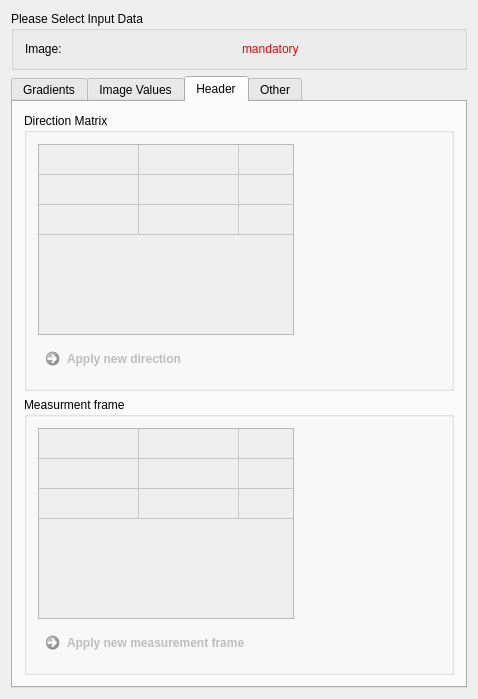
Old version of the form Plugins/org.mitk.gui.qt.diffusionimaging/src/internal/QmitkPreprocessingViewControls.ui in the repository MITK/MITK.
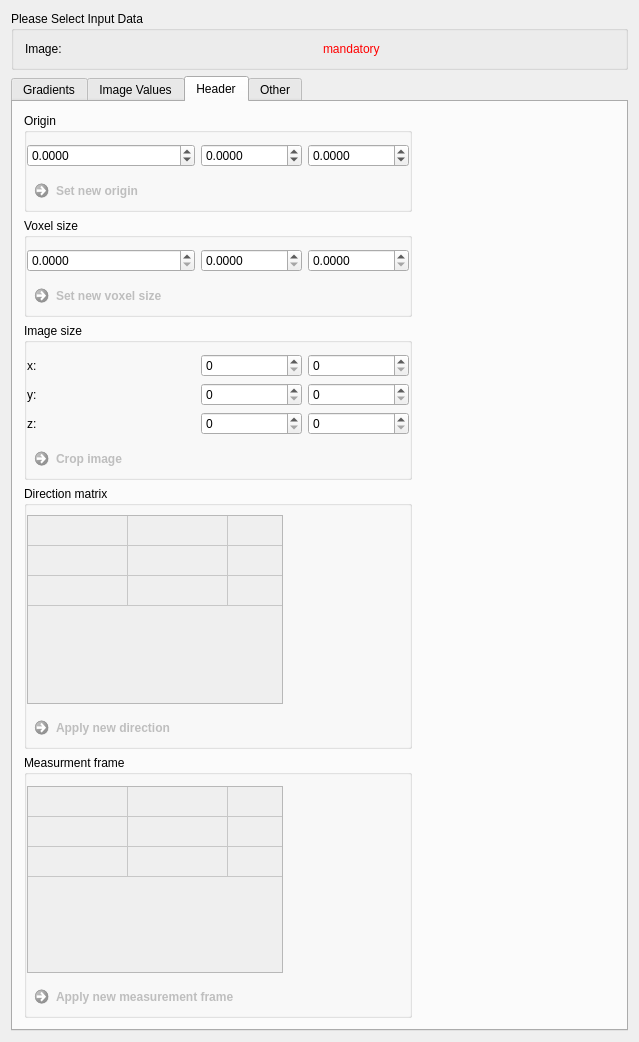
New version of the form. The open tabs and pages were chosen to show the change. Custom widgets are drawn as their Qt base class.

Commit message: added image cropping

The edit to the form file:
```diff
--- a/Plugins/org.mitk.gui.qt.diffusionimaging/src/internal/QmitkPreprocessingViewControls.ui
+++ b/Plugins/org.mitk.gui.qt.diffusionimaging/src/internal/QmitkPreprocessingViewControls.ui
@@ -6,8 +6,8 @@
    <rect>
     <x>0</x>
     <y>0</y>
-    <width>478</width>
-    <height>679</height>
+    <width>639</width>
+    <height>1030</height>
    </rect>
   </property>
   <property name="minimumSize">
@@ -739,7 +739,97 @@
        <string>Header</string>
       </attribute>
       <layout class="QGridLayout" name="gridLayout_7">
-       <item row="1" column="0">
+       <item row="2" column="1">
+        <spacer name="horizontalSpacer_3">
+         <property name="orientation">
+          <enum>Qt::Horizontal</enum>
+         </property>
+         <property name="sizeHint" stdset="0">
+          <size>
+           <width>40</width>
+           <height>20</height>
+          </size>
+         </property>
+        </spacer>
+       </item>
+       <item row="2" column="0">
+        <widget class="QGroupBox" name="groupBox_3">
+         <property name="title">
+          <string>Voxel size</string>
+         </property>
+         <layout class="QGridLayout" name="gridLayout_16">
+          <property name="leftMargin">
+           <number>0</number>
+          </property>
+          <property name="rightMargin">
+           <number>0</number>
+          </property>
+          <property name="bottomMargin">
+           <number>0</number>
+          </property>
+          <item row="0" column="0">
+           <widget class="QDoubleSpinBox" name="m_HeaderSpacingX">
+            <property name="decimals">
+             <number>4</number>
+            </property>
+           </widget>
+          </item>
+          <item row="0" column="1">
+           <widget class="QDoubleSpinBox" name="m_HeaderSpacingY">
+            <property name="decimals">
+             <number>4</number>
+            </property>
+           </widget>
+          </item>
+          <item row="0" column="2">
+           <widget class="QDoubleSpinBox" name="m_HeaderSpacingZ">
+            <property name="decimals">
+             <number>4</number>
+            </property>
+            <property name="minimum">
+             <double>0.000000000000000</double>
+            </property>
+            <property name="maximum">
+             <double>99.989999999999995</double>
+            </property>
+           </widget>
+          </item>
+          <item row="1" column="0">
+           <widget class="QCommandLinkButton" name="m_ModifySpacingButton">
+            <property name="enabled">
+             <bool>false</bool>
+            </property>
+            <property name="toolTip">
+             <string/>
+            </property>
+            <property name="statusTip">
+             <string/>
+            </property>
+            <property name="whatsThis">
+             <string notr="true"/>
+            </property>
+            <property name="text">
+             <string>Set new voxel size</string>
+            </property>
+           </widget>
+          </item>
+         </layout>
+        </widget>
+       </item>
+       <item row="6" column="0">
+        <spacer name="verticalSpacer_2">
+         <property name="orientation">
+          <enum>Qt::Vertical</enum>
+         </property>
+         <property name="sizeHint" stdset="0">
+          <size>
+           <width>20</width>
+           <height>40</height>
+          </size>
+         </property>
+        </spacer>
+       </item>
+       <item row="5" column="0">
         <widget class="QGroupBox" name="groupBox_4">
          <property name="sizePolicy">
           <sizepolicy hsizetype="Expanding" vsizetype="Expanding">
@@ -751,6 +841,15 @@
           <string>Measurment frame</string>
          </property>
          <layout class="QGridLayout" name="gridLayout">
+          <property name="leftMargin">
+           <number>0</number>
+          </property>
+          <property name="rightMargin">
+           <number>0</number>
+          </property>
+          <property name="bottomMargin">
+           <number>0</number>
+          </property>
           <item row="0" column="1">
            <spacer name="horizontalSpacer">
             <property name="orientation">
@@ -874,12 +973,24 @@
          </layout>
         </widget>
        </item>
-       <item row="0" column="0">
+       <item row="4" column="0">
         <widget class="QGroupBox" name="groupBox">
          <property name="title">
-          <string>Direction Matrix</string>
+          <string>Direction matrix</string>
          </property>
          <layout class="QGridLayout" name="gridLayout_3">
+          <property name="leftMargin">
+           <number>0</number>
+          </property>
+          <property name="topMargin">
+           <number>9</number>
+          </property>
+          <property name="rightMargin">
+           <number>0</number>
+          </property>
+          <property name="bottomMargin">
+           <number>0</number>
+          </property>
           <item row="0" column="0">
            <widget class="QTableWidget" name="m_DirectionMatrixTable">
             <property name="enabled">
@@ -1003,18 +1114,199 @@
          </layout>
         </widget>
        </item>
-       <item row="2" column="0">
-        <spacer name="verticalSpacer_2">
-         <property name="orientation">
-          <enum>Qt::Vertical</enum>
+       <item row="1" column="0">
+        <widget class="QGroupBox" name="groupBox_5">
+         <property name="title">
+          <string>Origin</string>
          </property>
-         <property name="sizeHint" stdset="0">
-          <size>
-           <width>20</width>
-           <height>40</height>
-          </size>
+         <layout class="QGridLayout" name="gridLayout_17">
+          <property name="leftMargin">
+           <number>0</number>
+          </property>
+          <property name="rightMargin">
+           <number>0</number>
+          </property>
+          <property name="bottomMargin">
+           <number>0</number>
+          </property>
+          <item row="0" column="0">
+           <widget class="QDoubleSpinBox" name="m_HeaderOriginX">
+            <property name="decimals">
+             <number>4</number>
+            </property>
+            <property name="minimum">
+             <double>-999999999.000000000000000</double>
+            </property>
+            <property name="maximum">
+             <double>999999999.000000000000000</double>
+            </property>
+           </widget>
+          </item>
+          <item row="0" column="2">
+           <widget class="QDoubleSpinBox" name="m_HeaderOriginZ">
+            <property name="decimals">
+             <number>4</number>
+            </property>
+            <property name="minimum">
+             <double>-999999999.000000000000000</double>
+            </property>
+            <property name="maximum">
+             <double>999999999.000000000000000</double>
+            </property>
+           </widget>
+          </item>
+          <item row="0" column="1">
+           <widget class="QDoubleSpinBox" name="m_HeaderOriginY">
+            <property name="decimals">
+             <number>4</number>
+            </property>
+            <property name="minimum">
+             <double>-99999999.000000000000000</double>
+            </property>
+            <property name="maximum">
+             <double>999999999.000000000000000</double>
+            </property>
+           </widget>
+          </item>
+          <item row="1" column="0">
+           <widget class="QCommandLinkButton" name="m_ModifyOriginButton">
+            <property name="enabled">
+             <bool>false</bool>
+            </property>
+            <property name="toolTip">
+             <string/>
+            </property>
+            <property name="statusTip">
+             <string/>
+            </property>
+            <property name="whatsThis">
+             <string notr="true"/>
+            </property>
+            <property name="text">
+             <string>Set new origin</string>
+            </property>
+           </widget>
+          </item>
+         </layout>
+        </widget>
+       </item>
+       <item row="3" column="0">
+        <widget class="QGroupBox" name="groupBox_6">
+         <property name="title">
+          <string>Image size</string>
          </property>
-        </spacer>
+         <layout class="QGridLayout" name="gridLayout_15">
+          <property name="leftMargin">
+           <number>0</number>
+          </property>
+          <property name="rightMargin">
+           <number>0</number>
+          </property>
+          <property name="bottomMargin">
+           <number>0</number>
+          </property>
+          <item row="2" column="2">
+           <widget class="QSpinBox" name="m_ZendBox">
+            <property name="toolTip">
+             <string>Number of pixels to remove on upper image bound.</string>
+            </property>
+            <property name="maximum">
+             <number>999999999</number>
+            </property>
+           </widget>
+          </item>
+          <item row="0" column="2">
+           <widget class="QSpinBox" name="m_XendBox">
+            <property name="toolTip">
+             <string>Number of pixels to remove on upper image bound.</string>
+            </property>
+            <property name="maximum">
+             <number>999999999</number>
+            </property>
+           </widget>
+          </item>
+          <item row="0" column="1">
+           <widget class="QSpinBox" name="m_XstartBox">
+            <property name="toolTip">
+             <string>Number of pixels to remove on lower image bound.</string>
+            </property>
+            <property name="maximum">
+             <number>999999999</number>
+            </property>
+           </widget>
+          </item>
+          <item row="1" column="0">
+           <widget class="QLabel" name="label_6">
+            <property name="text">
+             <string>y:</string>
+            </property>
+           </widget>
+          </item>
+          <item row="0" column="0">
+           <widget class="QLabel" name="label_4">
+            <property name="text">
+             <string>x:</string>
+            </property>
+           </widget>
+          </item>
+          <item row="2" column="1">
+           <widget class="QSpinBox" name="m_ZstartBox">
+            <property name="toolTip">
+             <string>Number of pixels to remove on lower image bound.</string>
+            </property>
+            <property name="maximum">
+             <number>999999999</number>
+            </property>
+           </widget>
+          </item>
+          <item row="1" column="1">
+           <widget class="QSpinBox" name="m_YstartBox">
+            <property name="toolTip">
+             <string>Number of pixels to remove on lower image bound.</string>
+            </property>
+            <property name="maximum">
+             <number>999999999</number>
+            </property>
+           </widget>
+          </item>
+          <item row="1" column="2">
+           <widget class="QSpinBox" name="m_YendBox">
+            <property name="toolTip">
+             <string>Number of pixels to remove on upper image bound.</string>
+            </property>
+            <property name="maximum">
+             <number>999999999</number>
+            </property>
+           </widget>
+          </item>
+          <item row="2" column="0">
+           <widget class="QLabel" name="label_7">
+            <property name="text">
+             <string>z:</string>
+            </property>
+           </widget>
+          </item>
+          <item row="3" column="0">
+           <widget class="QCommandLinkButton" name="m_CropImageButton">
+            <property name="enabled">
+             <bool>false</bool>
+            </property>
+            <property name="toolTip">
+             <string/>
+            </property>
+            <property name="statusTip">
+             <string/>
+            </property>
+            <property name="whatsThis">
+             <string notr="true"/>
+            </property>
+            <property name="text">
+             <string>Crop image</string>
+            </property>
+           </widget>
+          </item>
+         </layout>
+        </widget>
        </item>
       </layout>
      </widget>
@@ -1123,6 +1415,56 @@
   </layout>
  </widget>
  <layoutdefault spacing="6" margin="11"/>
+ <customwidgets>
+  <customwidget>
+   <class>QmitkDataStorageComboBox</class>
+   <extends>QComboBox</extends>
+   <header location="global">QmitkDataStorageComboBox.h</header>
+  </customwidget>
+ </customwidgets>
+ <tabstops>
+  <tabstop>m_B_ValueMap_Rounder_SpinBox</tabstop>
+  <tabstop>m_Blur</tabstop>
+  <tabstop>m_targetBValueSpinBox</tabstop>
+  <tabstop>m_ProjectionMethodBox</tabstop>
+  <tabstop>m_NormalizationMaskBox</tabstop>
+  <tabstop>m_ResampleTypeBox</tabstop>
+  <tabstop>m_ResampleDoubleX</tabstop>
+  <tabstop>m_ResampleDoubleY</tabstop>
+  <tabstop>m_ResampleDoubleZ</tabstop>
+  <tabstop>m_ResampleIntX</tabstop>
+  <tabstop>m_ResampleIntY</tabstop>
+  <tabstop>m_ResampleIntZ</tabstop>
+  <tabstop>m_InterpolatorBox</tabstop>
+  <tabstop>m_HeaderSpacingX</tabstop>
+  <tabstop>m_HeaderSpacingY</tabstop>
+  <tabstop>m_HeaderSpacingZ</tabstop>
+  <tabstop>m_HeaderOriginX</tabstop>
+  <tabstop>m_HeaderOriginY</tabstop>
+  <tabstop>m_HeaderOriginZ</tabstop>
+  <tabstop>m_DirectionMatrixTable</tabstop>
+  <tabstop>m_MeasurementFrameTable</tabstop>
+  <tabstop>m_CheckExtractAll</tabstop>
+  <tabstop>m_BrainMaskIterationsBox</tabstop>
+  <tabstop>tabWidget</tabstop>
+  <tabstop>m_B_ValueMap_TableWidget</tabstop>
+  <tabstop>m_CreateLengthCorrectedDwi</tabstop>
+  <tabstop>m_ShowGradientsButton</tabstop>
+  <tabstop>m_MirrorGradientToHalfSphereButton</tabstop>
+  <tabstop>m_ReduceGradientsButton</tabstop>
+  <tabstop>m_ButtonAverageGradients</tabstop>
+  <tabstop>m_ProjectSignalButton</tabstop>
+  <tabstop>m_NormalizeImageValuesButton</tabstop>
+  <tabstop>m_MergeDwisButton</tabstop>
+  <tabstop>m_ResampleImageButton</tabstop>
+  <tabstop>m_ModifySpacingButton</tabstop>
+  <tabstop>m_ModifyOriginButton</tabstop>
+  <tabstop>m_ModifyDirection</tabstop>
+  <tabstop>m_ModifyMeasurementFrame</tabstop>
+  <tabstop>m_ButtonExtractB0</tabstop>
+  <tabstop>m_CalcAdcButton</tabstop>
+  <tabstop>m_ExtractBrainMask</tabstop>
+ </tabstops>
  <resources/>
  <connections/>
 </ui>
```
Left out of the diff: 141 changed lines with no effect on the pictures. The commit also changes 3 other files.
